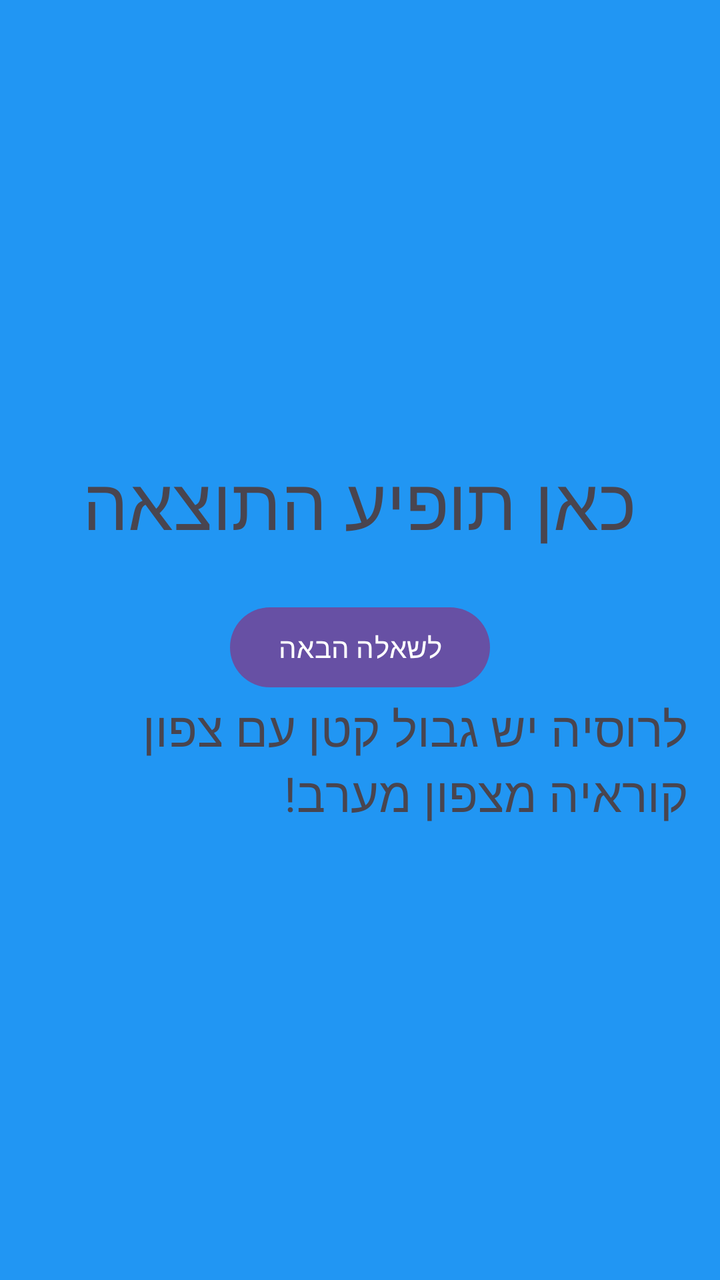
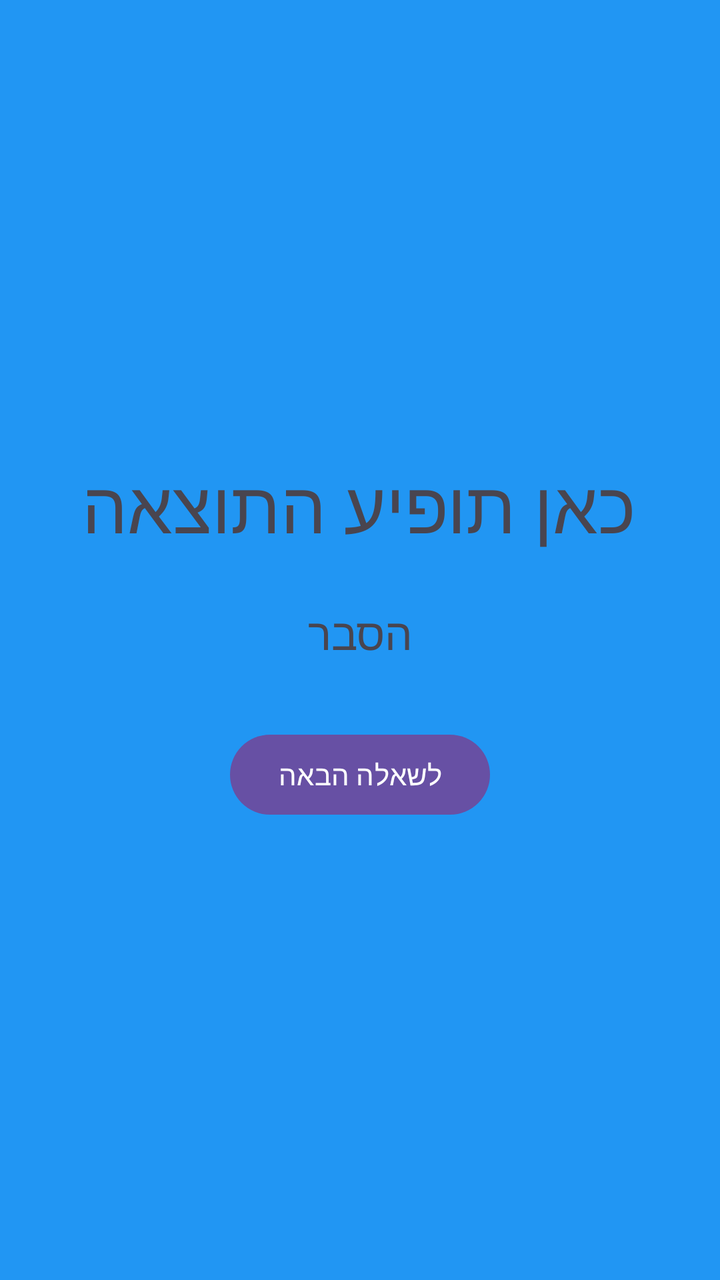

Screens rendered from an Android XML layout before and after an edit, with the pre-edit source and the edit as a unified diff.
<!-- AndroidManifest.xml: application theme Theme.TrueFalseQuiz -->
<!-- res/layout/activity_result.xml -->
<?xml version="1.0" encoding="utf-8"?>
<LinearLayout xmlns:android="http://schemas.android.com/apk/res/android"
    android:id="@+id/result_main"
    android:layout_width="match_parent"
    android:layout_height="match_parent"
    android:background="@color/screen_bg"
    android:gravity="center"
    android:orientation="vertical"
    android:padding="16dp">

    <TextView
        android:id="@+id/tvResult"
        android:layout_width="wrap_content"
        android:layout_height="wrap_content"
        android:text="כאן תופיע התוצאה"
        android:textSize="36sp" />

    <Button
        android:id="@+id/btnBack"
        android:layout_width="wrap_content"
        android:layout_height="wrap_content"
        android:layout_marginTop="24dp"
        android:text="לשאלה הבאה" />

    <TextView
        android:id="@+id/tvExplanation"
        android:layout_width="match_parent"
        android:layout_height="wrap_content"
        android:text="לרוסיה יש גבול קטן עם צפון קוראיה מצפון מערב!"
        android:textSize="24sp" />

</LinearLayout>
<!-- resources referenced by this layout -->
<resources>
  <color name="screen_bg">#2196F3</color>
  <style name="Theme.TrueFalseQuiz" parent="Base.Theme.TrueFalseQuiz" />
  <style name="Base.Theme.TrueFalseQuiz" parent="Theme.Material3.DayNight.NoActionBar">
          
          
      </style>
</resources>

<!-- the commit's change to res/layout/activity_result.xml (unified diff, before → after) -->
@@ -12,21 +12,24 @@
         android:id="@+id/tvResult"
         android:layout_width="wrap_content"
         android:layout_height="wrap_content"
+        android:gravity="center"
         android:text="כאן תופיע התוצאה"
         android:textSize="36sp" />
+
+    <TextView
+        android:id="@+id/tvExplanation"
+        android:layout_width="match_parent"
+        android:layout_height="wrap_content"
+        android:layout_marginTop="24dp"
+        android:gravity="center"
+        android:text="הסבר"
+        android:textSize="22sp" />
 
     <Button
         android:id="@+id/btnBack"
         android:layout_width="wrap_content"
         android:layout_height="wrap_content"
-        android:layout_marginTop="24dp"
+        android:layout_marginTop="32dp"
         android:text="לשאלה הבאה" />
 
-    <TextView
-        android:id="@+id/tvExplanation"
-        android:layout_width="match_parent"
-        android:layout_height="wrap_content"
-        android:text="לרוסיה יש גבול קטן עם צפון קוראיה מצפון מערב!"
-        android:textSize="24sp" />
-
 </LinearLayout>
